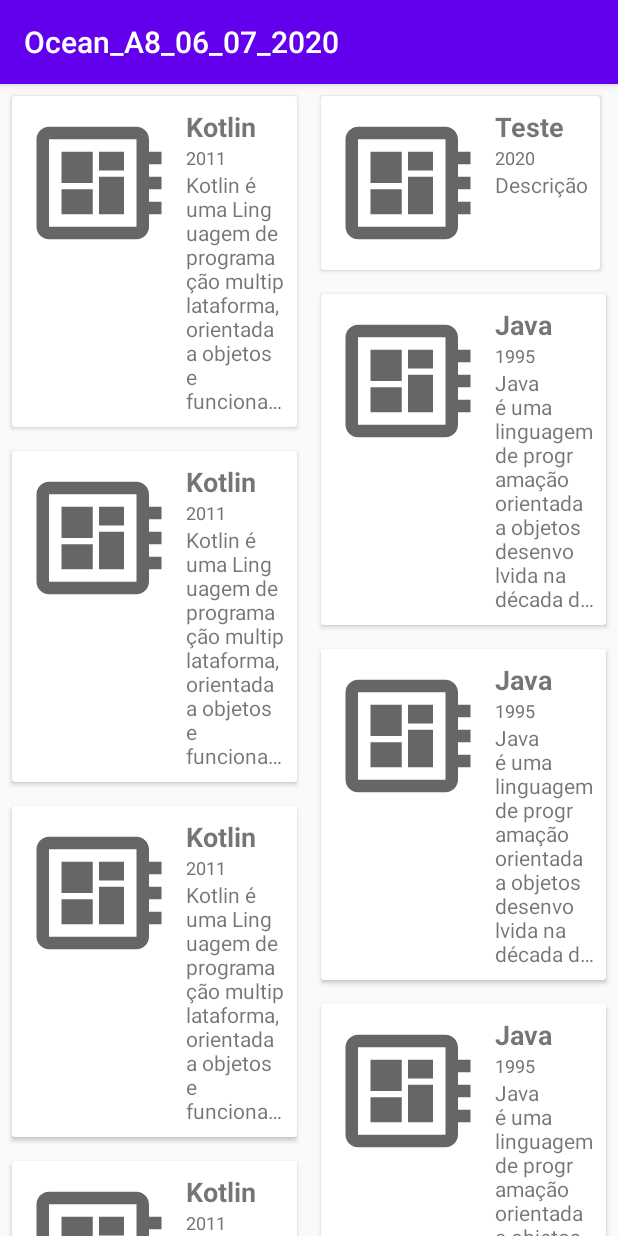
After one commit to paulosalvatore/Ocean_A8_06_07_2020, an Android app: the ListaActivity screen opened directly, with no data from a screen before it, on a phone screen of 412 x 824 dp. The commit adds this screen. Run offline under Robolectric (Android 15) with nearby library versions, the phone set to English and light mode, and no system bars.

Commit message:
RecyclerView implementada

```diff
--- a/app/build.gradle
+++ b/app/build.gradle
@@ -37,4 +37,9 @@
     // Google Maps
     implementation 'com.google.android.gms:play-services-maps:17.0.0'
 
+    // RecyclerView
+    implementation 'androidx.recyclerview:recyclerview:1.1.0'
+
+    // CardView
+    implementation 'androidx.cardview:cardview:1.0.0'
 }
--- a/app/src/main/AndroidManifest.xml
+++ b/app/src/main/AndroidManifest.xml
@@ -1,7 +1,6 @@
 <?xml version="1.0" encoding="utf-8"?>
 <manifest xmlns:android="http://schemas.android.com/apk/res/android"
     package="com.oceanbrasil.ocean_a8_06_07_2020">
-
     <!--
          The ACCESS_COARSE/FINE_LOCATION permissions are not required to use
          Google Maps Android API v2, but you must specify either coarse or fine
@@ -16,7 +15,7 @@
         android:roundIcon="@mipmap/ic_launcher_round"
         android:supportsRtl="true"
         android:theme="@style/AppTheme">
-
+        <activity android:name=".ListaActivity"></activity>
         <!--
              The API key for Google Maps-based APIs is defined as a string resource.
              (See the file "res/values/google_maps_api.xml").
@@ -36,7 +35,6 @@
                 <category android:name="android.intent.category.LAUNCHER" />
             </intent-filter>
         </activity>
-
         <activity
             android:name=".MapsActivity"
             android:label="@string/title_activity_maps">
--- /dev/null
+++ b/app/src/main/java/com/oceanbrasil/ocean_a8_06_07_2020/LinguagemProgramacaoAdapter.kt
@@ -0,0 +1,39 @@
+package com.oceanbrasil.ocean_a8_06_07_2020
+
+import android.view.LayoutInflater
+import android.view.View
+import android.view.ViewGroup
+import androidx.recyclerview.widget.RecyclerView
+import kotlinx.android.synthetic.main.linguagem_programacao_item.view.*
+
+data class LinguagemProgramacao(
+    val titulo: String,
+    val ano: Int,
+    val descricao: String
+)
+
+class LinguagemProgramacaoAdapter(val items: List<LinguagemProgramacao>) :
+    RecyclerView.Adapter<LinguagemProgramacaoAdapter.ViewHolder>() {
+
+    class ViewHolder(itemView: View) : RecyclerView.ViewHolder(itemView) {
+        fun bindView(item: LinguagemProgramacao) = with(itemView) {
+            tvTitulo.text = item.titulo
+            tvAno.text = item.ano.toString()
+            tvDescricao.text = item.descricao
+        }
+    }
+
+    override fun onCreateViewHolder(parent: ViewGroup, viewType: Int): ViewHolder {
+        val view = LayoutInflater.from(parent.context)
+            .inflate(R.layout.linguagem_programacao_item, parent, false)
+
+        return ViewHolder(view)
+    }
+
+    override fun getItemCount() = items.count()
+
+    override fun onBindViewHolder(holder: ViewHolder, position: Int) {
+        val item = items[position]
+        holder.bindView(item)
+    }
+}
--- /dev/null
+++ b/app/src/main/java/com/oceanbrasil/ocean_a8_06_07_2020/ListaActivity.kt
@@ -0,0 +1,71 @@
+package com.oceanbrasil.ocean_a8_06_07_2020
+
+import androidx.appcompat.app.AppCompatActivity
+import android.os.Bundle
+import androidx.recyclerview.widget.LinearLayoutManager
+import androidx.recyclerview.widget.StaggeredGridLayoutManager
+import kotlinx.android.synthetic.main.activity_lista.*
+
+class ListaActivity : AppCompatActivity() {
+    override fun onCreate(savedInstanceState: Bundle?) {
+        super.onCreate(savedInstanceState)
+        setContentView(R.layout.activity_lista)
+
+        /*
+        RecyclerView:
+        - LayoutManager: Configuração visual da lista
+        - Adapter: Define como exibir os dados de uma lista
+        */
+
+        // Vertical simplificado
+//        rvLinguagemProgramacao.layoutManager =
+//            LinearLayoutManager(
+//                this
+//            )
+
+        // Vertical
+//        rvLinguagemProgramacao.layoutManager =
+//            LinearLayoutManager(
+//                this,
+//                LinearLayoutManager.VERTICAL,
+//                false
+//            )
+
+        // Horizontal
+//        rvLinguagemProgramacao.layoutManager =
+//            LinearLayoutManager(
+//                this,
+//                LinearLayoutManager.HORIZONTAL,
+//                false
+//            )
+
+        // Staggered na Vertical
+        rvLinguagemProgramacao.layoutManager =
+            StaggeredGridLayoutManager(
+                2,
+                StaggeredGridLayoutManager.VERTICAL
+            )
+
+        val kotlin = LinguagemProgramacao(
+            "Kotlin",
+            2011,
+            "Kotlin é uma Linguagem de programação multiplataforma, orientada a objetos e funcional, concisa e estaticamente tipada (variáveis com tipos específicos), desenvolvida pela JetBrains em 2016,[4] que compila para a Máquina virtual Java e que também pode ser traduzida para a linguagem JavaScript e compilada para código nativo (via LLVM).[5] [6] Foi anunciada em 2017 pela Google como a linguagem oficial do sistema Android."
+        )
+
+        val java = LinguagemProgramacao(
+            "Java",
+            1995,
+            "Java é uma linguagem de programação orientada a objetos desenvolvida na década de 90 por uma equipe de programadores chefiada por James Gosling, na empresa Sun Microsystems."
+        )
+
+        val teste = LinguagemProgramacao(
+            "Teste",
+            2020,
+            "Descrição"
+        )
+
+        val items = listOf(kotlin, teste, java, kotlin, java, kotlin, java, kotlin, java)
+
+        rvLinguagemProgramacao.adapter = LinguagemProgramacaoAdapter(items)
+    }
+}
--- a/app/src/main/java/com/oceanbrasil/ocean_a8_06_07_2020/MainActivity.kt
+++ b/app/src/main/java/com/oceanbrasil/ocean_a8_06_07_2020/MainActivity.kt
@@ -19,6 +19,11 @@
 
         btAbrirMapa.setOnClickListener {
             abrirMapa()
+        }
+
+        btAbrirLista.setOnClickListener {
+            val intent = Intent(this, ListaActivity::class.java)
+            startActivity(intent)
         }
     }
 
--- /dev/null
+++ b/app/src/main/res/drawable/ic_developer_board.xml
@@ -0,0 +1,10 @@
+<vector xmlns:android="http://schemas.android.com/apk/res/android"
+    android:width="24dp"
+    android:height="24dp"
+    android:viewportWidth="24"
+    android:viewportHeight="24"
+    android:tint="?attr/colorControlNormal">
+  <path
+      android:fillColor="@android:color/white"
+      android:pathData="M22,9L22,7h-2L20,5c0,-1.1 -0.9,-2 -2,-2L4,3c-1.1,0 -2,0.9 -2,2v14c0,1.1 0.9,2 2,2h14c1.1,0 2,-0.9 2,-2v-2h2v-2h-2v-2h2v-2h-2L20,9h2zM18,19L4,19L4,5h14v14zM6,13h5v4L6,17zM12,7h4v3h-4zM6,7h5v5L6,12zM12,11h4v6h-4z"/>
+</vector>
--- /dev/null
+++ b/app/src/main/res/layout/activity_lista.xml
@@ -0,0 +1,20 @@
+<?xml version="1.0" encoding="utf-8"?>
+<androidx.constraintlayout.widget.ConstraintLayout xmlns:android="http://schemas.android.com/apk/res/android"
+    xmlns:app="http://schemas.android.com/apk/res-auto"
+    xmlns:tools="http://schemas.android.com/tools"
+    android:layout_width="match_parent"
+    android:layout_height="match_parent"
+    tools:context=".ListaActivity">
+
+    <androidx.recyclerview.widget.RecyclerView
+        android:id="@+id/rvLinguagemProgramacao"
+        android:layout_width="match_parent"
+        android:layout_height="match_parent"
+        app:layout_constraintBottom_toBottomOf="parent"
+        app:layout_constraintEnd_toEndOf="parent"
+        app:layout_constraintStart_toStartOf="parent"
+        app:layout_constraintTop_toTopOf="parent"
+        tools:itemCount="4"
+        tools:listitem="@layout/linguagem_programacao_item" />
+
+</androidx.constraintlayout.widget.ConstraintLayout>
--- a/app/src/main/res/layout/activity_main.xml
+++ b/app/src/main/res/layout/activity_main.xml
@@ -19,4 +19,20 @@
         app:layout_constraintEnd_toEndOf="parent"
         app:layout_constraintStart_toStartOf="parent"
         app:layout_constraintTop_toTopOf="parent" />
+
+    <Button
+        android:id="@+id/btAbrirLista"
+        android:layout_width="0dp"
+        android:layout_height="wrap_content"
+        android:layout_marginStart="8dp"
+        android:layout_marginLeft="8dp"
+        android:layout_marginTop="8dp"
+        android:layout_marginEnd="8dp"
+        android:layout_marginRight="8dp"
+        android:text="Abrir Lista"
+        app:layout_constraintEnd_toEndOf="parent"
+        app:layout_constraintHorizontal_bias="0.0"
+        app:layout_constraintStart_toStartOf="parent"
+        app:layout_constraintTop_toBottomOf="@+id/btAbrirMapa" />
+
 </androidx.constraintlayout.widget.ConstraintLayout>
--- /dev/null
+++ b/app/src/main/res/layout/linguagem_programacao_item.xml
@@ -0,0 +1,56 @@
+<?xml version="1.0" encoding="utf-8"?>
+<androidx.cardview.widget.CardView xmlns:android="http://schemas.android.com/apk/res/android"
+    android:layout_width="wrap_content"
+    android:layout_height="wrap_content"
+    xmlns:tools="http://schemas.android.com/tools"
+    android:layout_margin="8dp">
+
+    <LinearLayout
+        android:layout_width="match_parent"
+        android:layout_height="wrap_content"
+        android:orientation="horizontal"
+        android:padding="8dp">
+
+        <ImageView
+            android:id="@+id/ivImagem"
+            android:layout_width="100dp"
+            android:layout_height="100dp"
+            android:src="@drawable/ic_developer_board"/>
+
+        <LinearLayout
+            android:layout_width="match_parent"
+            android:layout_height="wrap_content"
+            android:orientation="vertical"
+            android:layout_marginLeft="8dp">
+
+            <TextView
+                android:id="@+id/tvTitulo"
+                android:layout_width="match_parent"
+                android:layout_height="wrap_content"
+                android:textSize="18sp"
+                android:textStyle="bold"
+                tools:text="Título"/>
+
+            <TextView
+                android:id="@+id/tvAno"
+                android:layout_width="match_parent"
+                android:layout_height="wrap_content"
+                android:textSize="12sp"
+                android:textColor="#737373"
+                tools:text="Ano: AAAA"/>
+
+            <TextView
+                android:id="@+id/tvDescricao"
+                android:layout_width="match_parent"
+                android:maxWidth="150dp"
+                android:layout_height="wrap_content"
+                android:textSize="14sp"
+                android:maxLines="10"
+                android:ellipsize="end"
+                tools:text="Descrição"/>
+
+        </LinearLayout>
+
+    </LinearLayout>
+
+</androidx.cardview.widget.CardView>
```
